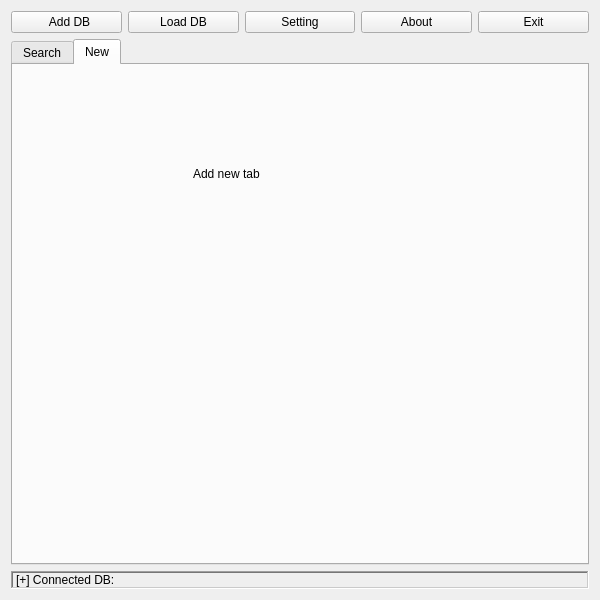
The window that mainui.ui (hrshadhin/TuxPass) describes before a commit, drawn with Qt 5.
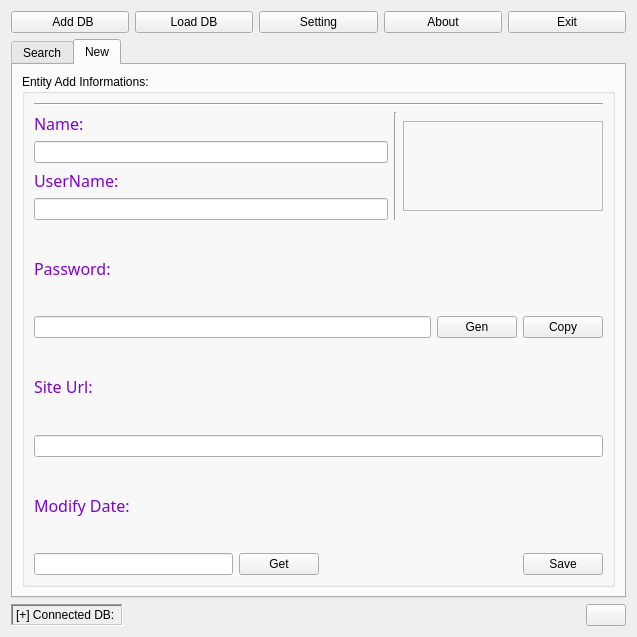
The same window after the commit. Icons and pictures are not drawn.

What changed in the file:
```diff
--- a/mainui.ui
+++ b/mainui.ui
@@ -6,14 +6,14 @@
    <rect>
     <x>0</x>
     <y>0</y>
-    <width>600</width>
-    <height>600</height>
+    <width>637</width>
+    <height>637</height>
    </rect>
   </property>
   <property name="minimumSize">
    <size>
-    <width>600</width>
-    <height>600</height>
+    <width>637</width>
+    <height>637</height>
    </size>
   </property>
   <property name="windowTitle">
@@ -23,7 +23,7 @@
    <iconset resource="icons/rec.qrc">
     <normaloff>:/icon.png</normaloff>:/icon.png</iconset>
   </property>
-  <layout class="QVBoxLayout" name="verticalLayout_3">
+  <layout class="QVBoxLayout" name="verticalLayout_22">
    <item>
     <layout class="QVBoxLayout" name="verticalLayout_2">
      <item>
@@ -164,36 +164,356 @@
           <attribute name="title">
            <string>New</string>
           </attribute>
-          <widget class="QLabel" name="label_2">
-           <property name="geometry">
-            <rect>
-             <x>180</x>
-             <y>100</y>
-             <width>231</width>
-             <height>17</height>
-            </rect>
-           </property>
-           <property name="text">
-            <string>Add new tab</string>
-           </property>
-          </widget>
+          <layout class="QVBoxLayout" name="verticalLayout_14">
+           <item>
+            <widget class="QGroupBox" name="groupBox_2">
+             <property name="styleSheet">
+              <string notr="true">border-color: 3px solid green;</string>
+             </property>
+             <property name="title">
+              <string>Entity Add Informations:</string>
+             </property>
+             <layout class="QVBoxLayout" name="verticalLayout_26">
+              <item>
+               <widget class="Line" name="line_4">
+                <property name="orientation">
+                 <enum>Qt::Horizontal</enum>
+                </property>
+               </widget>
+              </item>
+              <item>
+               <layout class="QHBoxLayout" name="horizontalLayout_11">
+                <item>
+                 <layout class="QVBoxLayout" name="verticalLayout_8">
+                  <item>
+                   <layout class="QVBoxLayout" name="verticalLayout_3">
+                    <item>
+                     <widget class="QLabel" name="label_18">
+                      <property name="font">
+                       <font>
+                        <family>Capture it</family>
+                        <pointsize>12</pointsize>
+                        <weight>50</weight>
+                        <bold>false</bold>
+                       </font>
+                      </property>
+                      <property name="styleSheet">
+                       <string notr="true">color: rgb(126, 2, 214);</string>
+                      </property>
+                      <property name="text">
+                       <string>Name:</string>
+                      </property>
+                     </widget>
+                    </item>
+                    <item>
+                     <widget class="QLineEdit" name="lineEdit_name2"/>
+                    </item>
+                   </layout>
+                  </item>
+                  <item>
+                   <layout class="QVBoxLayout" name="verticalLayout_7">
+                    <item>
+                     <widget class="QLabel" name="label_14">
+                      <property name="font">
+                       <font>
+                        <family>Capture it</family>
+                        <pointsize>12</pointsize>
+                        <weight>50</weight>
+                        <bold>false</bold>
+                       </font>
+                      </property>
+                      <property name="styleSheet">
+                       <string notr="true">color: rgb(126, 2, 214);</string>
+                      </property>
+                      <property name="text">
+                       <string>UserName:</string>
+                      </property>
+                     </widget>
+                    </item>
+                    <item>
+                     <widget class="QLineEdit" name="lineEdit_uname2"/>
+                    </item>
+                   </layout>
+                  </item>
+                 </layout>
+                </item>
+                <item>
+                 <widget class="Line" name="line_5">
+                  <property name="orientation">
+                   <enum>Qt::Vertical</enum>
+                  </property>
+                 </widget>
+                </item>
+                <item>
+                 <widget class="QFrame" name="frame">
+                  <property name="sizePolicy">
+                   <sizepolicy hsizetype="Fixed" vsizetype="Fixed">
+                    <horstretch>0</horstretch>
+                    <verstretch>0</verstretch>
+                   </sizepolicy>
+                  </property>
+                  <property name="minimumSize">
+                   <size>
+                    <width>200</width>
+                    <height>90</height>
+                   </size>
+                  </property>
+                  <property name="maximumSize">
+                   <size>
+                    <width>200</width>
+                    <height>90</height>
+                   </size>
+                  </property>
+                  <property name="styleSheet">
+                   <string notr="true">background-image: url(:/addentity.ico);</string>
+                  </property>
+                  <property name="frameShape">
+                   <enum>QFrame::StyledPanel</enum>
+                  </property>
+                  <property name="frameShadow">
+                   <enum>QFrame::Raised</enum>
+                  </property>
+                 </widget>
+                </item>
+               </layout>
+              </item>
+              <item>
+               <layout class="QVBoxLayout" name="verticalLayout_20">
+                <item>
+                 <widget class="QLabel" name="label_15">
+                  <property name="font">
+                   <font>
+                    <family>Capture it</family>
+                    <pointsize>12</pointsize>
+                    <weight>50</weight>
+                    <bold>false</bold>
+                   </font>
+                  </property>
+                  <property name="styleSheet">
+                   <string notr="true">color: rgb(126, 2, 214);</string>
+                  </property>
+                  <property name="text">
+                   <string>Password:</string>
+                  </property>
+                 </widget>
+                </item>
+                <item>
+                 <layout class="QHBoxLayout" name="horizontalLayout_12">
+                  <item>
+                   <widget class="QLineEdit" name="lineEdit_pass2">
+                    <property name="echoMode">
+                     <enum>QLineEdit::Password</enum>
+                    </property>
+                    <property name="readOnly">
+                     <bool>true</bool>
+                    </property>
+                   </widget>
+                  </item>
+                  <item>
+                   <widget class="QPushButton" name="pushButton_10">
+                    <property name="text">
+                     <string>Gen</string>
+                    </property>
+                    <property name="icon">
+                     <iconset resource="icons/rec.qrc">
+                      <normaloff>:/gen.ico</normaloff>:/gen.ico</iconset>
+                    </property>
+                    <property name="iconSize">
+                     <size>
+                      <width>25</width>
+                      <height>25</height>
+                     </size>
+                    </property>
+                   </widget>
+                  </item>
+                  <item>
+                   <widget class="QPushButton" name="pushButton_11">
+                    <property name="text">
+                     <string>Copy</string>
+                    </property>
+                    <property name="icon">
+                     <iconset resource="icons/rec.qrc">
+                      <normaloff>:/copy.ico</normaloff>:/copy.ico</iconset>
+                    </property>
+                    <property name="iconSize">
+                     <size>
+                      <width>25</width>
+                      <height>25</height>
+                     </size>
+                    </property>
+                   </widget>
+                  </item>
+                 </layout>
+                </item>
+               </layout>
+              </item>
+              <item>
+               <layout class="QVBoxLayout" name="verticalLayout_17">
+                <item>
+                 <widget class="QLabel" name="label_16">
+                  <property name="font">
+                   <font>
+                    <family>Capture it</family>
+                    <pointsize>12</pointsize>
+                    <weight>50</weight>
+                    <bold>false</bold>
+                   </font>
+                  </property>
+                  <property name="styleSheet">
+                   <string notr="true">color: rgb(126, 2, 214);</string>
+                  </property>
+                  <property name="text">
+                   <string>Site Url:</string>
+                  </property>
+                 </widget>
+                </item>
+                <item>
+                 <layout class="QHBoxLayout" name="horizontalLayout_13">
+                  <item>
+                   <widget class="QLineEdit" name="lineEdit_url2"/>
+                  </item>
+                 </layout>
+                </item>
+               </layout>
+              </item>
+              <item>
+               <layout class="QVBoxLayout" name="verticalLayout_6">
+                <item>
+                 <widget class="QLabel" name="label_17">
+                  <property name="font">
+                   <font>
+                    <family>Capture it</family>
+                    <pointsize>12</pointsize>
+                    <weight>50</weight>
+                    <bold>false</bold>
+                   </font>
+                  </property>
+                  <property name="styleSheet">
+                   <string notr="true">color: rgb(126, 2, 214);</string>
+                  </property>
+                  <property name="text">
+                   <string>Modify Date:</string>
+                  </property>
+                 </widget>
+                </item>
+                <item>
+                 <layout class="QHBoxLayout" name="horizontalLayout_10">
+                  <item>
+                   <widget class="QLineEdit" name="lineEdit_date2">
+                    <property name="readOnly">
+                     <bool>true</bool>
+                    </property>
+                   </widget>
+                  </item>
+                  <item>
+                   <widget class="QPushButton" name="pushButton_12">
+                    <property name="text">
+                     <string>Get</string>
+                    </property>
+                    <property name="icon">
+                     <iconset resource="icons/rec.qrc">
+                      <normaloff>:/date.ico</normaloff>:/date.ico</iconset>
+                    </property>
+                    <property name="iconSize">
+                     <size>
+                      <width>25</width>
+                      <height>25</height>
+                     </size>
+                    </property>
+                   </widget>
+                  </item>
+                  <item>
+                   <spacer name="horizontalSpacer_3">
+                    <property name="orientation">
+                     <enum>Qt::Horizontal</enum>
+                    </property>
+                    <property name="sizeHint" stdset="0">
+                     <size>
+                      <width>40</width>
+                      <height>20</height>
+                     </size>
+                    </property>
+                   </spacer>
+                  </item>
+                  <item>
+                   <widget class="QPushButton" name="pushButton_13">
+                    <property name="text">
+                     <string>Save</string>
+                    </property>
+                    <property name="icon">
+                     <iconset resource="icons/rec.qrc">
+                      <normaloff>:/save.ico</normaloff>:/save.ico</iconset>
+                    </property>
+                    <property name="iconSize">
+                     <size>
+                      <width>48</width>
+                      <height>48</height>
+                     </size>
+                    </property>
+                   </widget>
+                  </item>
+                 </layout>
+                </item>
+               </layout>
+              </item>
+             </layout>
+            </widget>
+           </item>
+          </layout>
          </widget>
         </widget>
        </item>
       </layout>
      </item>
      <item>
-      <widget class="QLabel" name="label_3">
-       <property name="frameShape">
-        <enum>QFrame::WinPanel</enum>
-       </property>
-       <property name="frameShadow">
-        <enum>QFrame::Sunken</enum>
-       </property>
-       <property name="text">
-        <string>[+] Connected DB: </string>
-       </property>
-      </widget>
+      <layout class="QHBoxLayout" name="horizontalLayout_2">
+       <item>
+        <widget class="QLabel" name="label_status">
+         <property name="frameShape">
+          <enum>QFrame::WinPanel</enum>
+         </property>
+         <property name="frameShadow">
+          <enum>QFrame::Sunken</enum>
+         </property>
+         <property name="text">
+          <string>[+] Connected DB: </string>
+         </property>
+        </widget>
+       </item>
+       <item>
+        <spacer name="horizontalSpacer">
+         <property name="orientation">
+          <enum>Qt::Horizontal</enum>
+         </property>
+         <property name="sizeHint" stdset="0">
+          <size>
+           <width>38</width>
+           <height>20</height>
+          </size>
+         </property>
+        </spacer>
+       </item>
+       <item>
+        <widget class="QPushButton" name="pushButton_6">
+         <property name="toolTip">
+          <string>Detuch current loaded Database</string>
+         </property>
+         <property name="text">
+          <string/>
+         </property>
+         <property name="icon">
+          <iconset resource="icons/rec.qrc">
+           <normaloff>:/dedb.ico</normaloff>:/dedb.ico</iconset>
+         </property>
+         <property name="iconSize">
+          <size>
+           <width>25</width>
+           <height>25</height>
+          </size>
+         </property>
+        </widget>
+       </item>
+      </layout>
      </item>
     </layout>
    </item>
```
Left out of the diff: 290 changed lines with no effect on the pictures.
